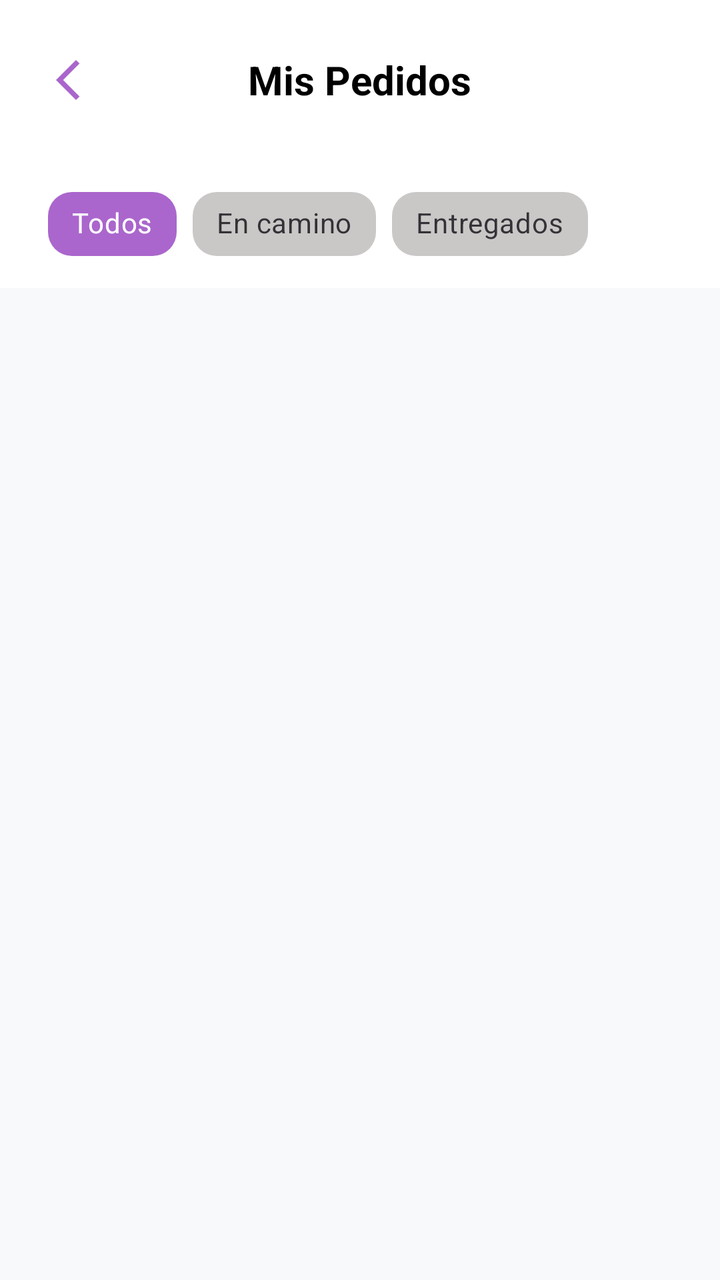
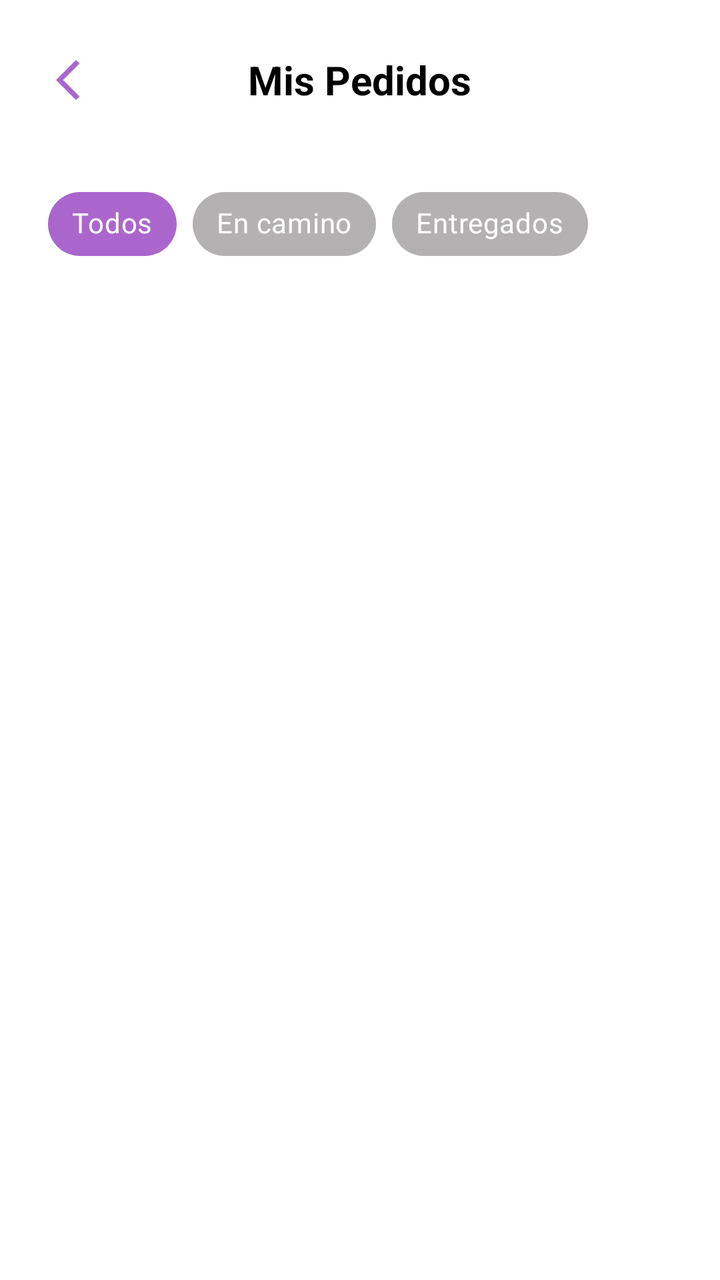

Screens rendered from an Android XML layout before and after an edit, with the pre-edit source and the edit as a unified diff.
<!-- AndroidManifest.xml: application theme Theme.ProyectoIntermodularTFG -->
<!-- res/layout/activity_pantalla_historial_pedidos_realizados.xml -->
<?xml version="1.0" encoding="utf-8"?>
<androidx.constraintlayout.widget.ConstraintLayout xmlns:android="http://schemas.android.com/apk/res/android"
    xmlns:app="http://schemas.android.com/apk/res-auto"
    xmlns:tools="http://schemas.android.com/tools"
    android:layout_width="match_parent"
    android:layout_height="match_parent"
    android:background="#F8F9FA"
    android:fitsSystemWindows="true"> <RelativeLayout
    android:id="@+id/toolbarHistorial"
    android:layout_width="match_parent"
    android:layout_height="wrap_content"
    android:paddingHorizontal="16dp"
    android:paddingTop="16dp"
    android:paddingBottom="16dp"
    android:background="@color/white"
    app:layout_constraintTop_toTopOf="parent">

    <ImageButton
        android:id="@+id/btnBackHistorial"
        android:layout_width="48dp"
        android:layout_height="48dp"
        android:layout_centerVertical="true"
        android:background="?attr/selectableItemBackgroundBorderless"
        android:src="@drawable/outline_arrow_back_ios_24"
        app:tint="@android:color/holo_purple" />

    <TextView
        android:layout_width="wrap_content"
        android:layout_height="wrap_content"
        android:layout_centerInParent="true"
        android:text="Mis Pedidos"
        android:textSize="20sp"
        android:textStyle="bold"
        android:textColor="@color/black" />
</RelativeLayout>

    <HorizontalScrollView
        android:id="@+id/scrollFiltros"
        android:layout_width="match_parent"
        android:layout_height="wrap_content"
        android:scrollbars="none"
        android:paddingHorizontal="24dp"
        android:paddingVertical="8dp"
        android:background="@color/white"
        app:layout_constraintTop_toBottomOf="@id/toolbarHistorial">

        <LinearLayout
            android:layout_width="wrap_content"
            android:layout_height="wrap_content"
            android:orientation="horizontal">

            <com.google.android.material.chip.Chip
                android:id="@+id/chipTodos"
                style="@style/Widget.MaterialComponents.Chip.Choice"
                android:layout_width="wrap_content"
                android:layout_height="wrap_content"
                android:checked="true"
                android:text="Todos"
                android:textColor="@color/white"
                app:chipBackgroundColor="@android:color/holo_purple"
                app:chipCornerRadius="12dp" />

            <com.google.android.material.chip.Chip
                android:id="@+id/chipEnCamino"
                style="@style/Widget.MaterialComponents.Chip.Choice"
                android:layout_width="wrap_content"
                android:layout_height="wrap_content"
                android:layout_marginStart="8dp"
                android:text="En camino"
                app:chipBackgroundColor="#CAC7C7"
                app:chipCornerRadius="12dp" />

            <com.google.android.material.chip.Chip
                android:id="@+id/chipEntregados"
                style="@style/Widget.MaterialComponents.Chip.Choice"
                android:layout_width="wrap_content"
                android:layout_height="wrap_content"
                android:layout_marginStart="8dp"
                android:text="Entregados"
                app:chipBackgroundColor="#CAC7C7"
                app:chipCornerRadius="12dp" />
        </LinearLayout>
    </HorizontalScrollView>

    <androidx.recyclerview.widget.RecyclerView
        android:id="@+id/rvHistorial"
        android:layout_width="match_parent"
        android:layout_height="0dp"
        android:paddingHorizontal="16dp"
        android:paddingTop="8dp"
        android:clipToPadding="false"
        app:layout_constraintTop_toBottomOf="@id/scrollFiltros"
        app:layout_constraintBottom_toBottomOf="parent"
        tools:listitem="@layout/recycler_view_item_pedido"
        app:layoutManager="androidx.recyclerview.widget.LinearLayoutManager"
        tools:spanCount="1"
        tools:layoutManager="GridLayoutManager" />

</androidx.constraintlayout.widget.ConstraintLayout>
<!-- res/layout/recycler_view_item_pedido.xml (included above) -->
<?xml version="1.0" encoding="utf-8"?>
<com.google.android.material.card.MaterialCardView xmlns:android="http://schemas.android.com/apk/res/android"
    xmlns:app="http://schemas.android.com/apk/res-auto"
    android:layout_width="match_parent"
    android:layout_height="wrap_content"
    android:layout_marginHorizontal="12dp"
    android:layout_marginVertical="8dp"
    app:cardBackgroundColor="#B3B1B1"
    app:cardCornerRadius="16dp"
    app:cardElevation="2dp">

    <LinearLayout
        android:layout_width="match_parent"
        android:layout_height="wrap_content"
        android:orientation="vertical"
        android:padding="16dp">

        <RelativeLayout
            android:layout_width="match_parent"
            android:layout_height="wrap_content">

            <TextView
                android:id="@+id/tvPedidoId"
                android:layout_width="wrap_content"
                android:layout_height="wrap_content"
                android:text="Pedido #CH-98234"
                android:textColor="@color/black"
                android:textSize="16sp"
                android:textStyle="bold" />

            <TextView
                android:id="@+id/tvPedidoEstado"
                android:layout_width="wrap_content"
                android:layout_height="wrap_content"
                android:layout_alignParentEnd="true"
                android:paddingHorizontal="8dp"
                android:paddingVertical="2dp"
                android:text="ENTREGADO"
                android:textColor="#2E7D32"
                android:textSize="11sp"
                android:textStyle="bold" />
        </RelativeLayout>

        <View
            android:layout_width="match_parent"
            android:layout_height="1dp"
            android:layout_marginVertical="12dp"
            android:background="#F0F0F0" />

        <LinearLayout
            android:layout_width="match_parent"
            android:layout_height="wrap_content"
            android:gravity="center_vertical"
            android:orientation="horizontal">

            <LinearLayout
                android:layout_width="0dp"
                android:layout_height="wrap_content"
                android:layout_marginStart="16dp"
                android:layout_weight="1"
                android:orientation="vertical">

                <TextView
                    android:id="@+id/tvPedidoFecha"
                    android:layout_width="wrap_content"
                    android:layout_height="wrap_content"
                    android:text="Realizado el 12 May 2024"
                    android:textColor="@color/black"
                    android:textSize="13sp" />

                <TextView
                    android:id="@+id/tvPedidoItems"
                    android:layout_width="wrap_content"
                    android:layout_height="wrap_content"
                    android:text="3 productos comprados"
                    android:textColor="@color/black"
                    android:textSize="14sp" />
            </LinearLayout>

            <TextView
                android:id="@+id/tvPedidoPrecioTotal"
                android:layout_width="wrap_content"
                android:layout_height="wrap_content"
                android:text="89.90 €"
                android:textColor="@android:color/holo_purple"
                android:textSize="18sp"
                android:textStyle="bold" />
        </LinearLayout>

        <com.google.android.material.button.MaterialButton
            android:id="@+id/btnVerDetalles"
            style="@style/Widget.MaterialComponents.Button.OutlinedButton"
            android:layout_width="match_parent"
            android:layout_height="wrap_content"
            android:layout_marginTop="12dp"
            android:text="Ver detalles del pedido"
            android:textColor="@color/black"
            android:textSize="12sp"
            app:cornerRadius="8dp"
            app:strokeColor="#DDDDDD" />

    </LinearLayout>
</com.google.android.material.card.MaterialCardView>
<!-- resources referenced by this layout -->
<resources>
  <color name="black">#FF000000</color>
  <color name="white">#FFFFFFFF</color>
  <!-- drawable outline_arrow_back_ios_24 (drawable) -->
  <vector xmlns:android="http://schemas.android.com/apk/res/android" android:autoMirrored="true" android:height="24dp" android:tint="#000000" android:viewportHeight="960" android:viewportWidth="960" android:width="24dp">
        
      <path android:fillColor="@android:color/white" android:pathData="M400,880L0,480L400,80L471,151L142,480L471,809L400,880Z"/>
      
  </vector>
  <style name="Theme.ProyectoIntermodularTFG" parent="Base.Theme.ProyectoIntermodularTFG" />
  <style name="Base.Theme.ProyectoIntermodularTFG" parent="Theme.Material3.DayNight.NoActionBar">
          
          
      </style>
</resources>

<!-- the commit's change to res/layout/activity_pantalla_historial_pedidos_realizados.xml (unified diff, before → after) -->
@@ -58,7 +58,7 @@
                 android:text="Todos"
                 android:textColor="@color/white"
                 app:chipBackgroundColor="@android:color/holo_purple"
-                app:chipCornerRadius="12dp" />
+                app:chipCornerRadius="22dp" />
 
             <com.google.android.material.chip.Chip
                 android:id="@+id/chipEnCamino"
@@ -67,8 +67,9 @@
                 android:layout_height="wrap_content"
                 android:layout_marginStart="8dp"
                 android:text="En camino"
-                app:chipBackgroundColor="#CAC7C7"
-                app:chipCornerRadius="12dp" />
+                app:chipBackgroundColor="#B3B1B1"
+                android:textColor="@color/white"
+                app:chipCornerRadius="22dp" />
 
             <com.google.android.material.chip.Chip
                 android:id="@+id/chipEntregados"
@@ -77,14 +78,16 @@
                 android:layout_height="wrap_content"
                 android:layout_marginStart="8dp"
                 android:text="Entregados"
-                app:chipBackgroundColor="#CAC7C7"
-                app:chipCornerRadius="12dp" />
+                app:chipBackgroundColor="#B3B1B1"
+                android:textColor="@color/white"
+                app:chipCornerRadius="22dp" />
         </LinearLayout>
     </HorizontalScrollView>
 
     <androidx.recyclerview.widget.RecyclerView
         android:id="@+id/rvHistorial"
         android:layout_width="match_parent"
+        android:background="@color/white"
         android:layout_height="0dp"
         android:paddingHorizontal="16dp"
         android:paddingTop="8dp"
@@ -105,7 +108,7 @@
     android:layout_height="wrap_content"
     android:layout_marginHorizontal="12dp"
     android:layout_marginVertical="8dp"
-    app:cardBackgroundColor="#B3B1B1"
+    app:cardBackgroundColor="@color/white"
     app:cardCornerRadius="16dp"
     app:cardElevation="2dp">
 
@@ -168,13 +171,6 @@
                     android:textColor="@color/black"
                     android:textSize="13sp" />
 
-                <TextView
-                    android:id="@+id/tvPedidoItems"
-                    android:layout_width="wrap_content"
-                    android:layout_height="wrap_content"
-                    android:text="3 productos comprados"
-                    android:textColor="@color/black"
-                    android:textSize="14sp" />
             </LinearLayout>
 
             <TextView
